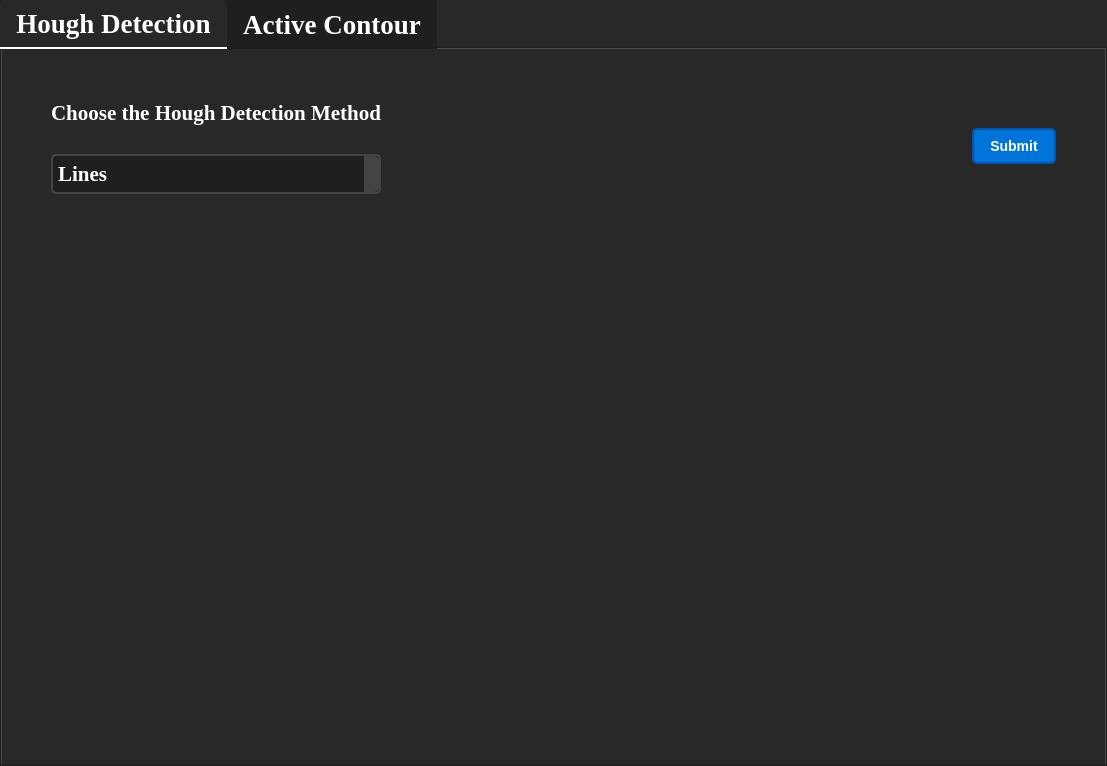
Before: the Qt Designer form MainWindow.ui in fadymohsen/EdgeBoundaryDetection, drawn with Qt 5.
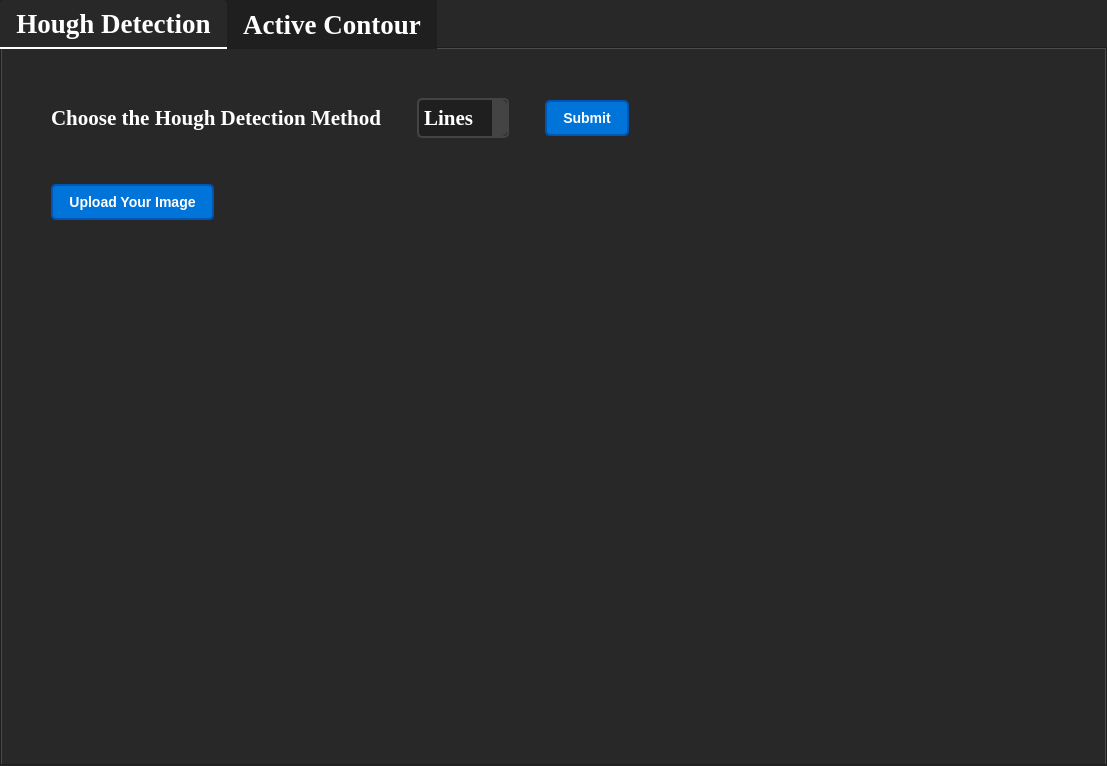
After: the same form once the commit is applied. Custom widgets are drawn as their Qt base class.

Commit message: Edit Hough Detection UI

```diff
--- a/MainWindow.ui
+++ b/MainWindow.ui
@@ -611,24 +611,6 @@
    </attribute>
    <layout class="QGridLayout" name="gridLayout">
     <item row="0" column="0">
-     <layout class="QVBoxLayout" name="verticalLayout_4">
-      <item>
-       <spacer name="verticalSpacer_6">
-        <property name="orientation">
-         <enum>Qt::Vertical</enum>
-        </property>
-        <property name="sizeType">
-         <enum>QSizePolicy::Preferred</enum>
-        </property>
-        <property name="sizeHint" stdset="0">
-         <size>
-          <width>20</width>
-          <height>40</height>
-         </size>
-        </property>
-       </spacer>
-      </item>
-      <item>
        <layout class="QHBoxLayout" name="horizontalLayout_3">
         <item>
          <spacer name="horizontalSpacer_3">
@@ -647,13 +629,27 @@
          </spacer>
         </item>
         <item>
-         <layout class="QVBoxLayout" name="verticalLayout_3">
-          <item>
-           <layout class="QHBoxLayout" name="horizontalLayout_2">
-            <item>
              <layout class="QVBoxLayout" name="verticalLayout">
               <item>
-               <widget class="QLabel" name="label">
+         <spacer name="verticalSpacer_6">
+          <property name="orientation">
+           <enum>Qt::Vertical</enum>
+          </property>
+          <property name="sizeType">
+           <enum>QSizePolicy::Preferred</enum>
+          </property>
+          <property name="sizeHint" stdset="0">
+           <size>
+            <width>20</width>
+            <height>40</height>
+           </size>
+          </property>
+         </spacer>
+        </item>
+        <item>
+         <layout class="QHBoxLayout" name="horizontalLayout_2">
+          <item>
+           <widget class="QLabel" name="label_houghDetectionMethod">
                 <property name="font">
                  <font>
                   <family>Georgia</family>
@@ -670,23 +666,23 @@
                </widget>
               </item>
               <item>
-               <spacer name="verticalSpacer">
+           <spacer name="horizontalSpacer_2">
                 <property name="orientation">
-                 <enum>Qt::Vertical</enum>
+             <enum>Qt::Horizontal</enum>
                 </property>
                 <property name="sizeType">
-                 <enum>QSizePolicy::Fixed</enum>
+             <enum>QSizePolicy::Preferred</enum>
                 </property>
                 <property name="sizeHint" stdset="0">
                  <size>
-                  <width>20</width>
+              <width>30</width>
                   <height>20</height>
                  </size>
                 </property>
                </spacer>
               </item>
               <item>
-               <widget class="QComboBox" name="comboBox">
+           <widget class="QComboBox" name="comboBox_houghDetectionMethod">
                 <property name="font">
                  <font>
                   <family>Georgia</family>
@@ -707,63 +703,41 @@
                 </item>
                </widget>
               </item>
-             </layout>
-            </item>
             <item>
-             <spacer name="horizontalSpacer_2">
+           <spacer name="horizontalSpacer_6">
               <property name="orientation">
                <enum>Qt::Horizontal</enum>
               </property>
-              <property name="sizeHint" stdset="0">
-               <size>
-                <width>40</width>
-                <height>20</height>
-               </size>
-              </property>
-             </spacer>
-            </item>
-            <item>
-             <layout class="QVBoxLayout" name="verticalLayout_2">
-              <item>
-               <spacer name="verticalSpacer_2">
-                <property name="orientation">
-                 <enum>Qt::Vertical</enum>
-                </property>
                 <property name="sizeType">
-                 <enum>QSizePolicy::Fixed</enum>
+             <enum>QSizePolicy::Preferred</enum>
                 </property>
                 <property name="sizeHint" stdset="0">
                  <size>
-                  <width>20</width>
-                  <height>30</height>
+              <width>30</width>
+              <height>17</height>
                  </size>
                 </property>
                </spacer>
               </item>
               <item>
-               <widget class="QPushButton" name="pushButton">
+           <widget class="QPushButton" name="pushButton_houghDetection">
                 <property name="text">
                  <string>Submit</string>
                 </property>
                </widget>
               </item>
               <item>
-               <spacer name="verticalSpacer_3">
+           <spacer name="horizontalSpacer_7">
                 <property name="orientation">
-                 <enum>Qt::Vertical</enum>
-                </property>
-                <property name="sizeType">
-                 <enum>QSizePolicy::Fixed</enum>
+             <enum>Qt::Horizontal</enum>
                 </property>
                 <property name="sizeHint" stdset="0">
                  <size>
-                  <width>20</width>
-                  <height>30</height>
+              <width>40</width>
+              <height>20</height>
                  </size>
                 </property>
                </spacer>
-              </item>
-             </layout>
             </item>
            </layout>
           </item>
@@ -783,6 +757,30 @@
             </property>
            </spacer>
           </item>
+        <item>
+         <layout class="QHBoxLayout" name="horizontalLayout_4">
+          <item>
+           <widget class="QPushButton" name="pushButton_browseImage">
+            <property name="text">
+             <string>Upload Your Image</string>
+            </property>
+           </widget>
+          </item>
+          <item>
+           <spacer name="horizontalSpacer_5">
+            <property name="orientation">
+             <enum>Qt::Horizontal</enum>
+            </property>
+            <property name="sizeHint" stdset="0">
+             <size>
+              <width>40</width>
+              <height>20</height>
+             </size>
+            </property>
+           </spacer>
+          </item>
+         </layout>
+        </item>
           <item>
            <layout class="QHBoxLayout" name="horizontalLayout">
             <item>
@@ -844,26 +842,6 @@
                </size>
               </property>
              </widget>
-            </item>
-           </layout>
-          </item>
-         </layout>
-        </item>
-        <item>
-         <spacer name="horizontalSpacer_4">
-          <property name="orientation">
-           <enum>Qt::Horizontal</enum>
-          </property>
-          <property name="sizeType">
-           <enum>QSizePolicy::Preferred</enum>
-          </property>
-          <property name="sizeHint" stdset="0">
-           <size>
-            <width>40</width>
-            <height>20</height>
-           </size>
-          </property>
-         </spacer>
         </item>
        </layout>
       </item>
@@ -879,6 +857,24 @@
          <size>
           <width>20</width>
           <height>40</height>
+           </size>
+          </property>
+         </spacer>
+        </item>
+       </layout>
+      </item>
+      <item>
+       <spacer name="horizontalSpacer_4">
+        <property name="orientation">
+         <enum>Qt::Horizontal</enum>
+        </property>
+        <property name="sizeType">
+         <enum>QSizePolicy::Preferred</enum>
+        </property>
+        <property name="sizeHint" stdset="0">
+         <size>
+          <width>40</width>
+          <height>20</height>
          </size>
         </property>
        </spacer>
```
Left out of the diff: 4 changed lines with no effect on the pictures. Lines whose indentation alone changed are shown as unchanged.
